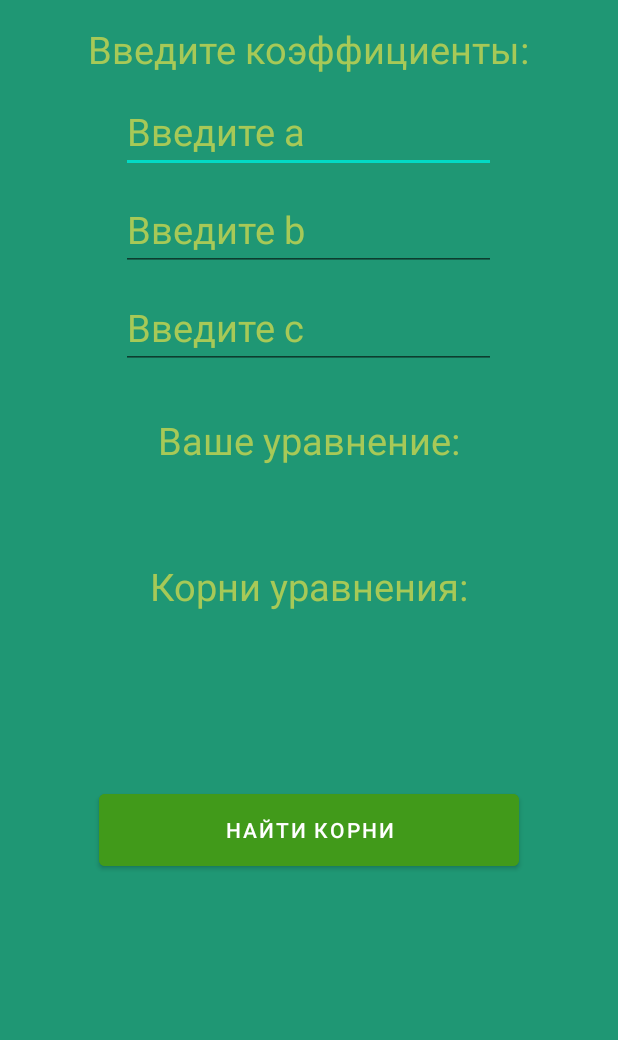
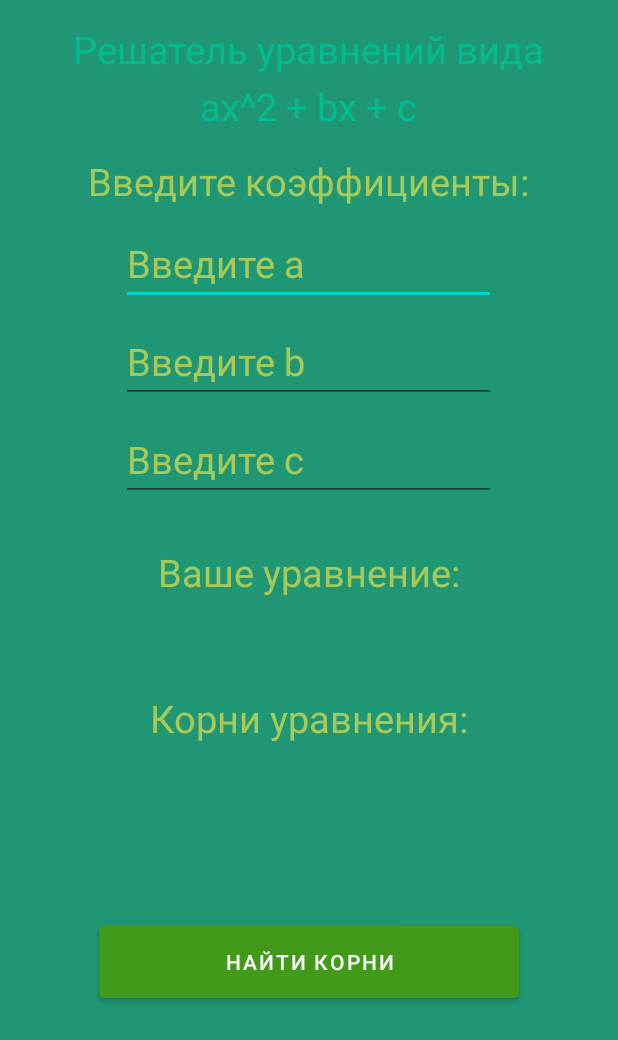
Before and after one commit to draizyyy/android, an Android app: the screen it shows after launch (MainActivity), on a phone screen of 412 x 824 dp. Shown: the top 1040 px of the screen. Run offline under Robolectric (Android 15) with nearby library versions, the phone set to English and light mode, and no system bars.

Commit message:
fix error

```diff
--- a/app/src/main/res/layout/activity_main.xml
+++ b/app/src/main/res/layout/activity_main.xml
@@ -6,6 +6,20 @@
     android:background="#1F9774"
     android:gravity="center_horizontal"
     android:orientation="vertical">
+    <TextView
+        android:layout_width="wrap_content"
+        android:layout_height="wrap_content"
+        android:layout_marginTop="15dp"
+        android:text="Решатель уравнений вида"
+        android:textColor="#00BC8F"
+        android:textSize="25sp" />
+    <TextView
+        android:layout_width="wrap_content"
+        android:layout_height="wrap_content"
+        android:layout_marginTop="3dp"
+        android:text="ax^2 + bx + c"
+        android:textColor="#00BC8F"
+        android:textSize="25sp" />
     <TextView
         android:layout_width="wrap_content"
         android:layout_height="wrap_content"
```
